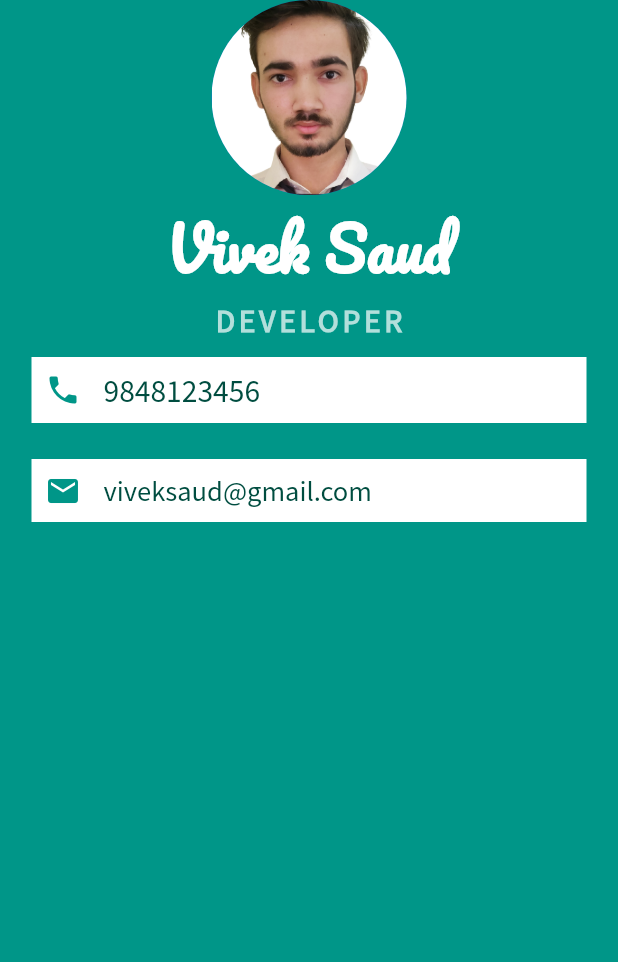
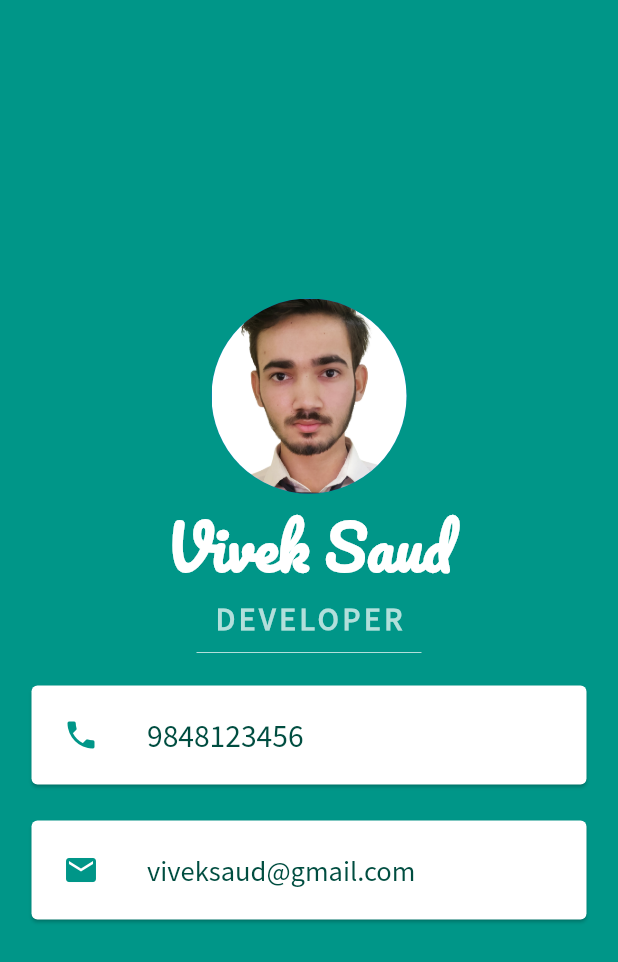
Before and after one commit to viveksaud/flutter_apps, a Flutter app: the screen it shows after launch, on a phone screen of 412 x 824 dp. Shown: the top 962 px of the screen. Run offline on Flutter 3.47's test engine with Material 2 defaults, Android fonts, the phone set to English and light mode, and no system bars.

Commit message:
Flutter Card widget, ListTile widget, Padding widget, Divider widget

```diff
--- a/02_MiCard-A_Single_Screen_Personal_Business_Card/mi_card_flutter/lib/main.dart
+++ b/02_MiCard-A_Single_Screen_Personal_Business_Card/mi_card_flutter/lib/main.dart
@@ -15,6 +15,7 @@ class MyApp extends StatelessWidget {
         backgroundColor: Colors.teal,
         body: SafeArea(
           child: Column(
+            mainAxisAlignment: MainAxisAlignment.center,
             children: <Widget>[
               CircleAvatar(
                 radius: 65,
@@ -40,17 +41,25 @@ class MyApp extends StatelessWidget {
                   letterSpacing: 2.5,
                 ),
               ),
-              Container(
-                color: Colors.white,
+               SizedBox(
+                height: 20,//spacing above below divider
+                width: 150,// this will be the length of divider
+                child: Divider(//A thin horizontal line, with padding on either side to separate content.
+                  color: Colors.teal.shade100,
+                ),
+              ),
+              Card(
+                  // color: Colors.white,//Card widget already has white colour
                   margin: EdgeInsets.symmetric(vertical: 12, horizontal: 21),
-                padding: EdgeInsets.all(9),
-                child: Row(
-                  children: [
+                  child: Padding(
+                    padding: const EdgeInsets.all(5.0),
+                    child: ListTile(
+                      leading:
                         Icon(
                           Icons.phone,
                           color: Colors.teal
                           ),
-                    SizedBox(width: 15),
+                      title:
                         Text(
                           '9848123456',
                           style: TextStyle(
@@ -58,28 +67,30 @@ class MyApp extends StatelessWidget {
                             fontSize: 21,
                             fontFamily: 'SourceSansPro'),
                           ),
-                  ],
+
                     ),
                   ),
-              Container(
-                color: Colors.white,
+
+              ),
+              Card(
+                // color: Colors.white,//Card widget already has white colour
                 margin: EdgeInsets.symmetric(vertical: 12, horizontal: 21),
-                padding: EdgeInsets.all(9),
-                child: Row(
-                  children: <Widget>[
-                    Icon(
+                child: Padding(
+                  padding: const EdgeInsets.all(5.0),
+                  child: ListTile(
+                    leading: Icon(
                         Icons.email,
                         color: Colors.teal,
                       ),
-                    SizedBox(width: 15,),
-                    Text(
+                    title: Text(
                         'viveksaud@gmail.com',
                         style: TextStyle(
                           color: Colors.teal.shade900,
                           fontFamily: 'SourceSansPro',
                           fontSize: 19,
-                      ),)
-                  ]
+                        ),
+                    ),
+                  ),
                 ),
               ),
 
```
Lines whose indentation alone changed are shown as unchanged.
